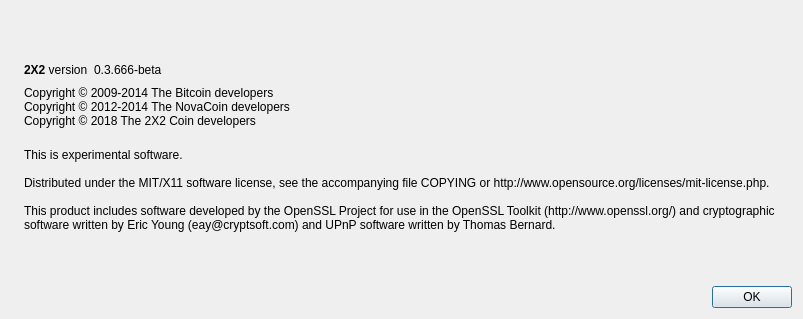
Above: src/qt/forms/aboutdialog.ui from coinsdevcode/2X2coin before the change. Below: the same form after it.
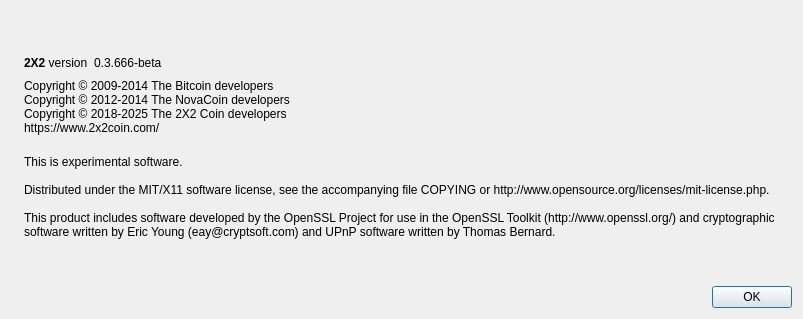
That is the form after the change. Icons and pictures are not drawn.

Diff of the .ui file:
```diff
--- a/src/qt/forms/aboutdialog.ui
+++ b/src/qt/forms/aboutdialog.ui
@@ -93,7 +93,8 @@
        <property name="text">
         <string>Copyright © 2009-2014 The Bitcoin developers
 Copyright © 2012-2014 The NovaCoin developers
-Copyright © 2018 The 2X2 Coin developers</string>
+Copyright © 2018-2025 The 2X2 Coin developers
+https://www.2x2coin.com/</string>
        </property>
        <property name="textInteractionFlags">
         <set>Qt::LinksAccessibleByMouse|Qt::TextSelectableByKeyboard|Qt::TextSelectableByMouse</set>
```
